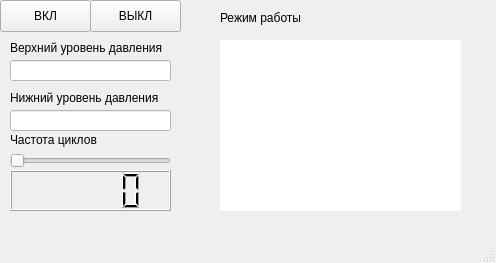
First picture: the form in valveQT.ui, repository irreality4free/valve, before the edit.
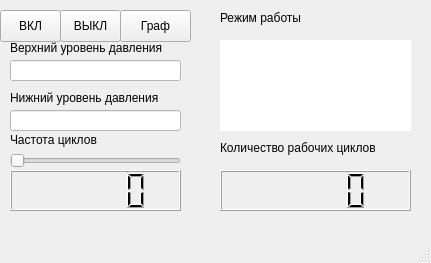
Second picture: the form after the edit.

```diff
--- a/valveQT.ui
+++ b/valveQT.ui
@@ -6,7 +6,7 @@
    <rect>
     <x>0</x>
     <y>0</y>
-    <width>496</width>
+    <width>431</width>
     <height>263</height>
    </rect>
   </property>
@@ -21,8 +21,8 @@
     <property name="geometry">
      <rect>
       <x>0</x>
-      <y>0</y>
-      <width>91</width>
+      <y>10</y>
+      <width>61</width>
       <height>32</height>
      </rect>
     </property>
@@ -36,9 +36,9 @@
    <widget class="QPushButton" name="pushButton_2">
     <property name="geometry">
      <rect>
-      <x>90</x>
-      <y>0</y>
-      <width>91</width>
+      <x>60</x>
+      <y>10</y>
+      <width>61</width>
       <height>32</height>
      </rect>
     </property>
@@ -54,7 +54,7 @@
      <rect>
       <x>10</x>
       <y>60</y>
-      <width>161</width>
+      <width>171</width>
       <height>21</height>
      </rect>
     </property>
@@ -67,7 +67,7 @@
      <rect>
       <x>10</x>
       <y>110</y>
-      <width>161</width>
+      <width>171</width>
       <height>21</height>
      </rect>
     </property>
@@ -106,7 +106,7 @@
      <rect>
       <x>10</x>
       <y>150</y>
-      <width>161</width>
+      <width>171</width>
       <height>22</height>
      </rect>
     </property>
@@ -132,7 +132,7 @@
      <rect>
       <x>10</x>
       <y>170</y>
-      <width>161</width>
+      <width>171</width>
       <height>41</height>
      </rect>
     </property>
@@ -155,8 +155,8 @@
      <rect>
       <x>220</x>
       <y>40</y>
-      <width>241</width>
-      <height>171</height>
+      <width>191</width>
+      <height>91</height>
      </rect>
     </property>
     <property name="styleSheet">
@@ -166,6 +166,42 @@
      <string/>
     </property>
    </widget>
+   <widget class="QPushButton" name="pushButton_3">
+    <property name="geometry">
+     <rect>
+      <x>120</x>
+      <y>10</y>
+      <width>71</width>
+      <height>32</height>
+     </rect>
+    </property>
+    <property name="text">
+     <string>Граф</string>
+    </property>
+   </widget>
+   <widget class="QLCDNumber" name="lcdNumber_2">
+    <property name="geometry">
+     <rect>
+      <x>220</x>
+      <y>170</y>
+      <width>191</width>
+      <height>41</height>
+     </rect>
+    </property>
+   </widget>
+   <widget class="QLabel" name="label_6">
+    <property name="geometry">
+     <rect>
+      <x>220</x>
+      <y>140</y>
+      <width>191</width>
+      <height>16</height>
+     </rect>
+    </property>
+    <property name="text">
+     <string>Количество рабочих циклов</string>
+    </property>
+   </widget>
   </widget>
   <widget class="QStatusBar" name="statusbar"/>
  </widget>
```
